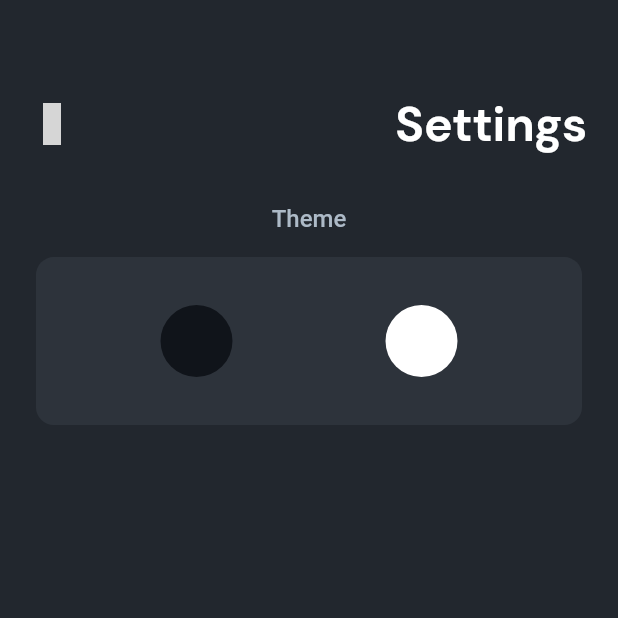
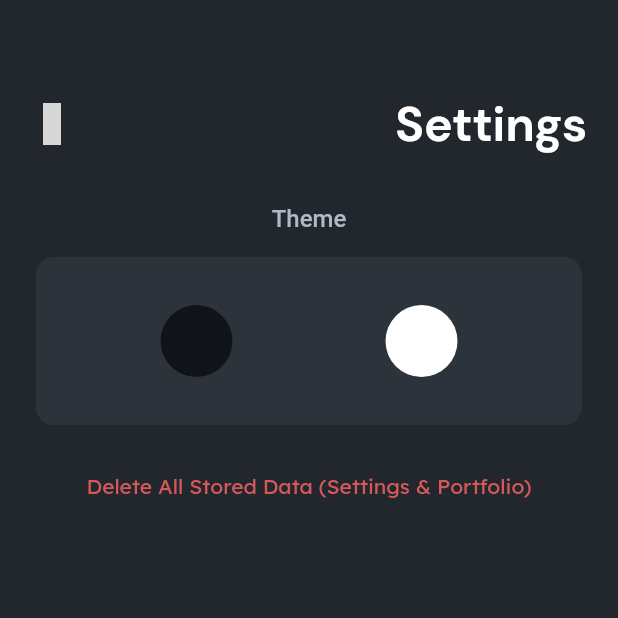
Before and after one commit to aidanjuma/equity-finance-gui, a Flutter app: the screen it shows after launch, after a tap on an icon or button, on a phone screen of 412 x 824 dp, the top half of it. Run offline on Flutter 3.47's test engine with Material 2 defaults, Android fonts, the phone set to English and light mode, and no system bars; our stand-ins replace eva_icons_flutter, hive, hive_flutter; accounts and stored records are empty; network calls fail; grey boxes are pictures that could not be loaded.

Commit message:
␡ add option in settings to delete all stored data

```diff
--- a/lib/main.dart
+++ b/lib/main.dart
@@ -2,6 +2,7 @@ import 'package:flutter/material.dart';
 import 'package:provider/provider.dart';
 import 'package:hive_flutter/hive_flutter.dart';
 // Local
+import 'package:equity/src/utils/global.dart';
 import 'package:equity/src/enums/currency.dart';
 import 'package:equity/src/models/settings.dart';
 import 'package:equity/src/ui/theme/global.dart';
@@ -19,7 +20,7 @@ void main() async {
   // Opens box(es).
   await Hive.openBox<Settings>('Settings');
   // Configures settings; make sure defaults exist.
-  await _configSettings();
+  await resetSettings();
   // Runs the app.
   const app = Application();
   runApp(app);
@@ -51,16 +52,6 @@ class Application extends StatelessWidget {
   }
 }
 
-Future _configSettings() async {
-  Box<Settings> settingsBox = Hive.box('Settings');
-  Settings? storedSettings = settingsBox.get('storedSettings');
-  // If storedSettings isn't found, ensure clear and generate defaults.
-  if (storedSettings == null) {
-    await settingsBox.clear();
-    await settingsBox.put('storedSettings', Settings());
-  }
-}
-
 ThemeMode? _setThemeMode(Appearance? storedTheme) {
   Map<Appearance, ThemeMode> cases = {
     Appearance.light: ThemeMode.light,
--- a/lib/src/services/equity_api_service.dart
+++ b/lib/src/services/equity_api_service.dart
@@ -16,7 +16,7 @@ import 'package:equity/src/models/google_news_article.dart';
 class EquityApiService {
   final Client _client = Client();
 
-  static const String _baseUrl = 'http://192.168.1.225:3000';
+  static const String _baseUrl = 'http://192.168.1.242:3000';
   static const String _binanceEndpoint = '$_baseUrl/fiat/binance';
   static const String _googleFinanceEndpoint = '$_baseUrl/fiat/google';
 
--- a/lib/src/ui/views/settings_view.dart
+++ b/lib/src/ui/views/settings_view.dart
@@ -1,7 +1,8 @@
-import 'package:equity/src/ui/components/navigation/custom_app_bar.dart';
 import 'package:flutter/material.dart';
 // Local
+import 'package:equity/src/utils/global.dart';
 import 'package:equity/src/enums/appearance.dart';
+import 'package:equity/src/ui/components/navigation/custom_app_bar.dart';
 import 'package:equity/src/ui/components/settings/theme_color_indicator.dart';
 
 class SettingsView extends StatelessWidget {
@@ -53,8 +54,22 @@ class SettingsView extends StatelessWidget {
                       ThemeColorIndicator(colorMode: Appearance.light)
                     ],
                   ),
-                )
+                ),
               ],
+            ),
+            GestureDetector(
+              onTap: () => deleteAllStoredData(),
+              child: Container(
+                margin: const EdgeInsets.symmetric(vertical: 32),
+                child: Text(
+                  'Delete All Stored Data (Settings & Portfolio)',
+                  style: TextStyle(
+                    fontFamily: 'Lexend',
+                    fontSize: 14,
+                    color: const Color(0xfff76161).withOpacity(0.85),
+                  ),
+                ),
+              ),
             ),
           ],
         ),
--- a/lib/src/utils/global.dart
+++ b/lib/src/utils/global.dart
@@ -1,3 +1,22 @@
+import 'package:hive/hive.dart';
+import 'package:equity/src/models/settings.dart';
+
+Future resetSettings() async {
+  Box<Settings> settingsBox = Hive.box('Settings');
+  Settings? storedSettings = settingsBox.get('storedSettings');
+  // If storedSettings isn't found, ensure clear and generate defaults.
+  if (storedSettings == null) {
+    await settingsBox.clear();
+    await settingsBox.put('storedSettings', Settings());
+  }
+}
+
+Future deleteAllStoredData() async {
+  Box<Settings> settingsBox = Hive.box('Settings');
+
+  await resetSettings();
+}
+
 String convertEnumValueToString(enumValue) {
   return enumValue.toString().split('.').last;
 }
```
